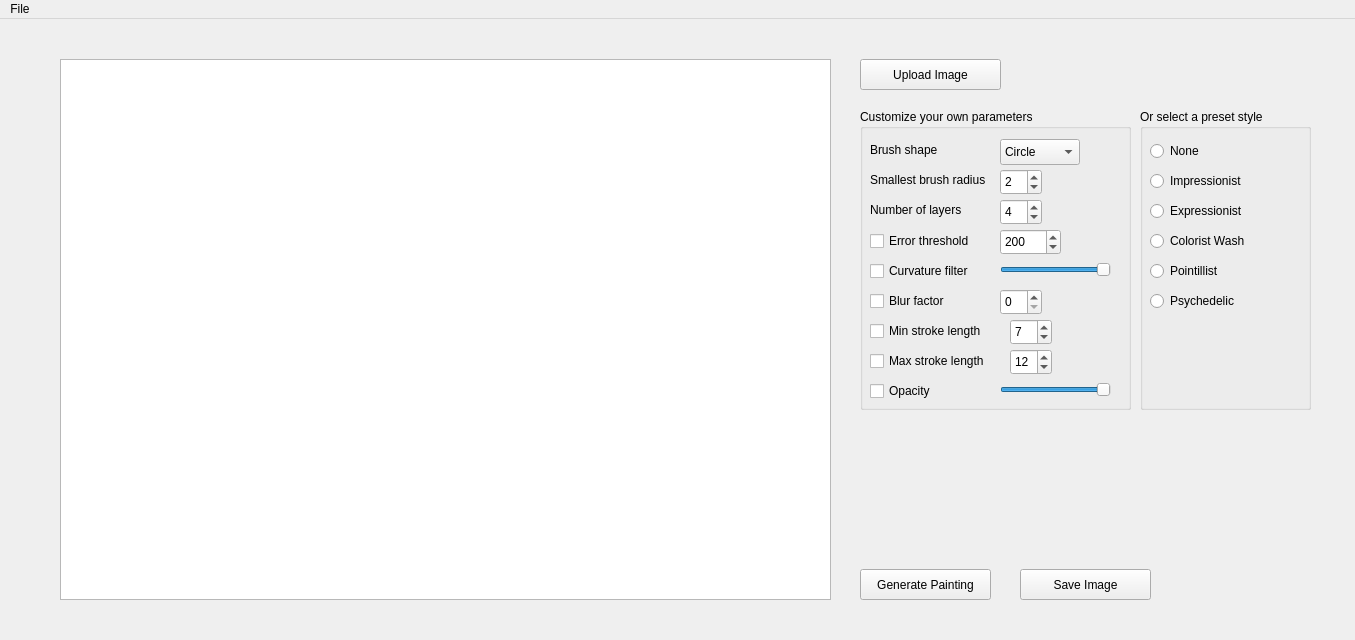
Old version of the form assignment_package/forms/mainwindow.ui in the repository sharond106/Senior-Design.
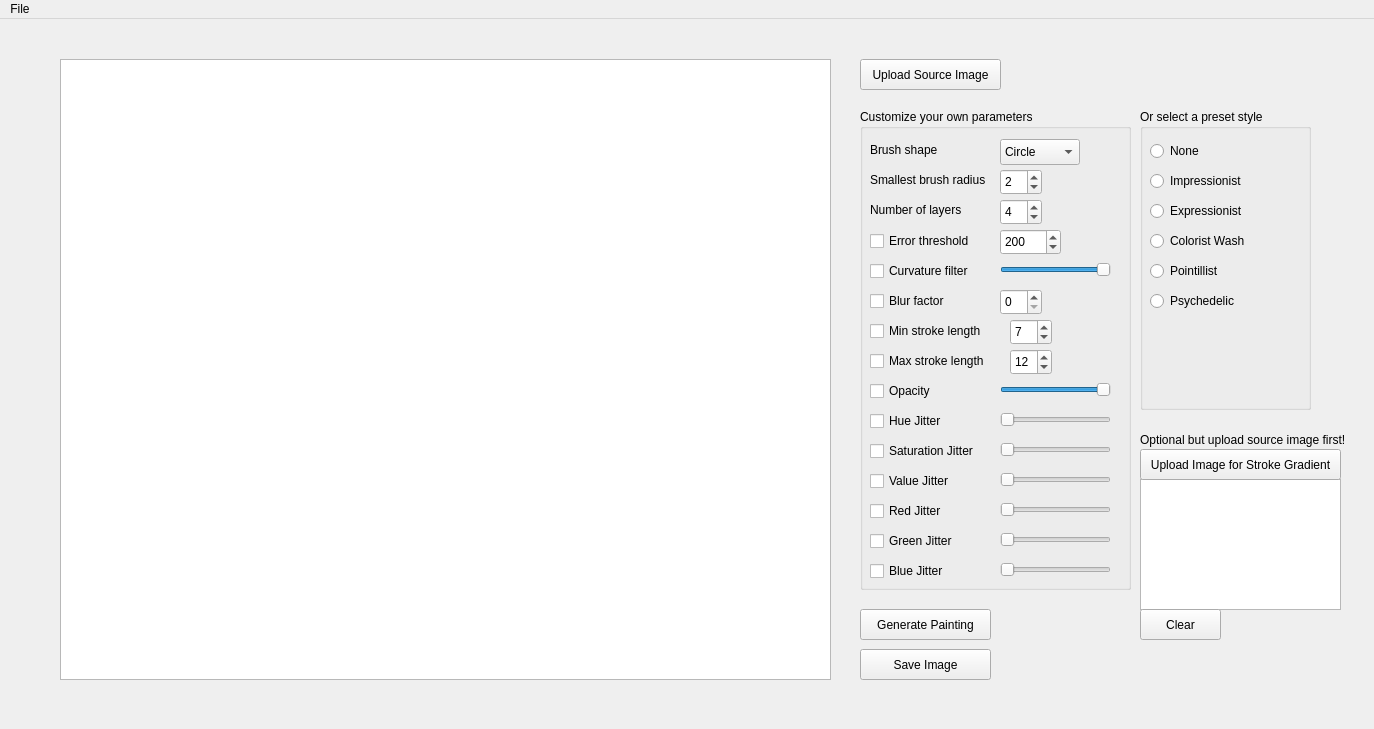
New version of the form.

Commit message: more ui changes and functionality for image to control gradient

```diff
--- a/assignment_package/forms/mainwindow.ui
+++ b/assignment_package/forms/mainwindow.ui
@@ -6,8 +6,8 @@
    <rect>
     <x>0</x>
     <y>0</y>
-    <width>1355</width>
-    <height>640</height>
+    <width>1374</width>
+    <height>729</height>
    </rect>
   </property>
   <property name="windowTitle">
@@ -20,7 +20,7 @@
       <x>60</x>
       <y>40</y>
       <width>771</width>
-      <height>541</height>
+      <height>621</height>
      </rect>
     </property>
    </widget>
@@ -34,14 +34,14 @@
      </rect>
     </property>
     <property name="text">
-     <string>Upload Image</string>
+     <string>Upload Source Image</string>
     </property>
    </widget>
    <widget class="QPushButton" name="saveButton">
     <property name="geometry">
      <rect>
-      <x>1020</x>
-      <y>550</y>
+      <x>860</x>
+      <y>630</y>
       <width>131</width>
       <height>31</height>
      </rect>
@@ -54,7 +54,7 @@
     <property name="geometry">
      <rect>
       <x>860</x>
-      <y>550</y>
+      <y>590</y>
       <width>131</width>
       <height>31</height>
      </rect>
@@ -304,7 +304,7 @@
       <x>860</x>
       <y>90</y>
       <width>271</width>
-      <height>301</height>
+      <height>481</height>
      </rect>
     </property>
     <property name="title">
@@ -370,6 +370,252 @@
       <number>1</number>
      </property>
     </widget>
+    <widget class="QCheckBox" name="hueCheck">
+     <property name="geometry">
+      <rect>
+       <x>10</x>
+       <y>300</y>
+       <width>131</width>
+       <height>24</height>
+      </rect>
+     </property>
+     <property name="text">
+      <string>Hue Jitter</string>
+     </property>
+    </widget>
+    <widget class="QCheckBox" name="saturationCheck">
+     <property name="geometry">
+      <rect>
+       <x>10</x>
+       <y>330</y>
+       <width>131</width>
+       <height>24</height>
+      </rect>
+     </property>
+     <property name="text">
+      <string>Saturation Jitter</string>
+     </property>
+    </widget>
+    <widget class="QCheckBox" name="valueCheck">
+     <property name="geometry">
+      <rect>
+       <x>10</x>
+       <y>360</y>
+       <width>131</width>
+       <height>24</height>
+      </rect>
+     </property>
+     <property name="text">
+      <string>Value Jitter</string>
+     </property>
+    </widget>
+    <widget class="QCheckBox" name="redCheck">
+     <property name="geometry">
+      <rect>
+       <x>10</x>
+       <y>390</y>
+       <width>131</width>
+       <height>24</height>
+      </rect>
+     </property>
+     <property name="text">
+      <string>Red Jitter</string>
+     </property>
+    </widget>
+    <widget class="QCheckBox" name="greenCheck">
+     <property name="geometry">
+      <rect>
+       <x>10</x>
+       <y>420</y>
+       <width>131</width>
+       <height>24</height>
+      </rect>
+     </property>
+     <property name="text">
+      <string>Green Jitter</string>
+     </property>
+    </widget>
+    <widget class="QCheckBox" name="blueCheck">
+     <property name="geometry">
+      <rect>
+       <x>10</x>
+       <y>450</y>
+       <width>131</width>
+       <height>24</height>
+      </rect>
+     </property>
+     <property name="text">
+      <string>Blue Jitter</string>
+     </property>
+    </widget>
+    <widget class="QSlider" name="hue">
+     <property name="geometry">
+      <rect>
+       <x>140</x>
+       <y>300</y>
+       <width>111</width>
+       <height>22</height>
+      </rect>
+     </property>
+     <property name="maximum">
+      <number>10</number>
+     </property>
+     <property name="singleStep">
+      <number>1</number>
+     </property>
+     <property name="value">
+      <number>0</number>
+     </property>
+     <property name="sliderPosition">
+      <number>0</number>
+     </property>
+     <property name="orientation">
+      <enum>Qt::Horizontal</enum>
+     </property>
+     <property name="tickInterval">
+      <number>1</number>
+     </property>
+    </widget>
+    <widget class="QSlider" name="saturation">
+     <property name="geometry">
+      <rect>
+       <x>140</x>
+       <y>330</y>
+       <width>111</width>
+       <height>22</height>
+      </rect>
+     </property>
+     <property name="maximum">
+      <number>10</number>
+     </property>
+     <property name="singleStep">
+      <number>1</number>
+     </property>
+     <property name="value">
+      <number>0</number>
+     </property>
+     <property name="sliderPosition">
+      <number>0</number>
+     </property>
+     <property name="orientation">
+      <enum>Qt::Horizontal</enum>
+     </property>
+     <property name="tickInterval">
+      <number>1</number>
+     </property>
+    </widget>
+    <widget class="QSlider" name="value">
+     <property name="geometry">
+      <rect>
+       <x>140</x>
+       <y>360</y>
+       <width>111</width>
+       <height>22</height>
+      </rect>
+     </property>
+     <property name="maximum">
+      <number>10</number>
+     </property>
+     <property name="singleStep">
+      <number>1</number>
+     </property>
+     <property name="value">
+      <number>0</number>
+     </property>
+     <property name="sliderPosition">
+      <number>0</number>
+     </property>
+     <property name="orientation">
+      <enum>Qt::Horizontal</enum>
+     </property>
+     <property name="tickInterval">
+      <number>1</number>
+     </property>
+    </widget>
+    <widget class="QSlider" name="red">
+     <property name="geometry">
+      <rect>
+       <x>140</x>
+       <y>390</y>
+       <width>111</width>
+       <height>22</height>
+      </rect>
+     </property>
+     <property name="maximum">
+      <number>10</number>
+     </property>
+     <property name="singleStep">
+      <number>1</number>
+     </property>
+     <property name="value">
+      <number>0</number>
+     </property>
+     <property name="sliderPosition">
+      <number>0</number>
+     </property>
+     <property name="orientation">
+      <enum>Qt::Horizontal</enum>
+     </property>
+     <property name="tickInterval">
+      <number>1</number>
+     </property>
+    </widget>
+    <widget class="QSlider" name="green">
+     <property name="geometry">
+      <rect>
+       <x>140</x>
+       <y>420</y>
+       <width>111</width>
+       <height>22</height>
+      </rect>
+     </property>
+     <property name="maximum">
+      <number>10</number>
+     </property>
+     <property name="singleStep">
+      <number>1</number>
+     </property>
+     <property name="value">
+      <number>0</number>
+     </property>
+     <property name="sliderPosition">
+      <number>0</number>
+     </property>
+     <property name="orientation">
+      <enum>Qt::Horizontal</enum>
+     </property>
+     <property name="tickInterval">
+      <number>1</number>
+     </property>
+    </widget>
+    <widget class="QSlider" name="blue">
+     <property name="geometry">
+      <rect>
+       <x>140</x>
+       <y>450</y>
+       <width>111</width>
+       <height>22</height>
+      </rect>
+     </property>
+     <property name="maximum">
+      <number>10</number>
+     </property>
+     <property name="singleStep">
+      <number>1</number>
+     </property>
+     <property name="value">
+      <number>0</number>
+     </property>
+     <property name="sliderPosition">
+      <number>0</number>
+     </property>
+     <property name="orientation">
+      <enum>Qt::Horizontal</enum>
+     </property>
+     <property name="tickInterval">
+      <number>1</number>
+     </property>
+    </widget>
    </widget>
    <widget class="QGroupBox" name="styleGroup">
     <property name="geometry">
@@ -462,6 +708,55 @@
      </property>
     </widget>
    </widget>
+   <widget class="QGraphicsView" name="scene_display_2">
+    <property name="geometry">
+     <rect>
+      <x>1140</x>
+      <y>460</y>
+      <width>201</width>
+      <height>131</height>
+     </rect>
+    </property>
+   </widget>
+   <widget class="QPushButton" name="strokeButton">
+    <property name="geometry">
+     <rect>
+      <x>1140</x>
+      <y>430</y>
+      <width>201</width>
+      <height>31</height>
+     </rect>
+    </property>
+    <property name="text">
+     <string>Upload Image for Stroke Gradient</string>
+    </property>
+   </widget>
+   <widget class="QPushButton" name="clearStrokeButton">
+    <property name="geometry">
+     <rect>
+      <x>1140</x>
+      <y>590</y>
+      <width>81</width>
+      <height>31</height>
+     </rect>
+    </property>
+    <property name="text">
+     <string>Clear</string>
+    </property>
+   </widget>
+   <widget class="QLabel" name="label_4">
+    <property name="geometry">
+     <rect>
+      <x>1140</x>
+      <y>410</y>
+      <width>211</width>
+      <height>21</height>
+     </rect>
+    </property>
+    <property name="text">
+     <string>Optional but upload source image first!</string>
+    </property>
+   </widget>
    <zorder>parametersGroup</zorder>
    <zorder>styleGroup</zorder>
    <zorder>scene_display</zorder>
@@ -489,8 +784,8 @@
     <rect>
      <x>0</x>
      <y>0</y>
-     <width>1355</width>
-     <height>26</height>
+     <width>1374</width>
+     <height>22</height>
     </rect>
    </property>
    <widget class="QMenu" name="menuFile">
```
Left out of the diff: 4 changed lines with no effect on the pictures. The commit also changes 17 other files.
